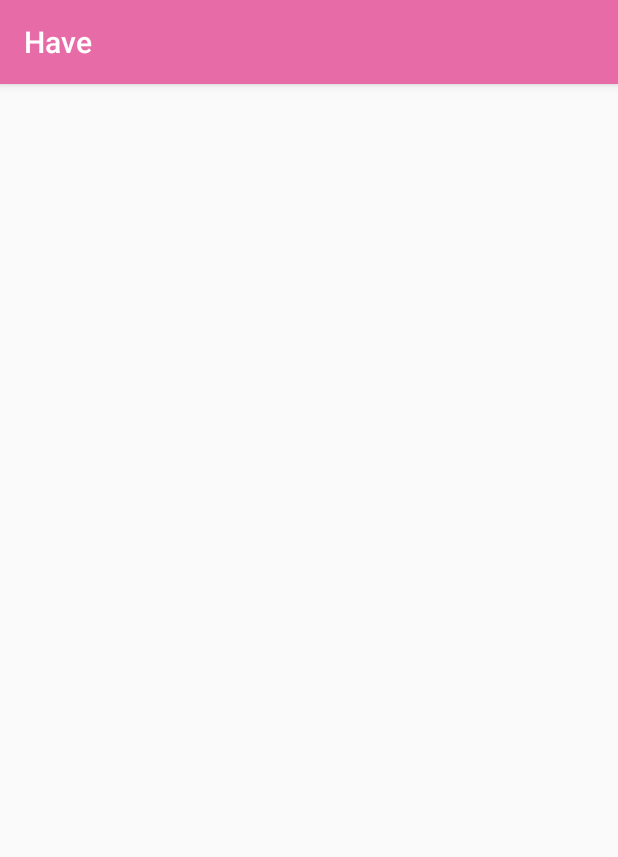
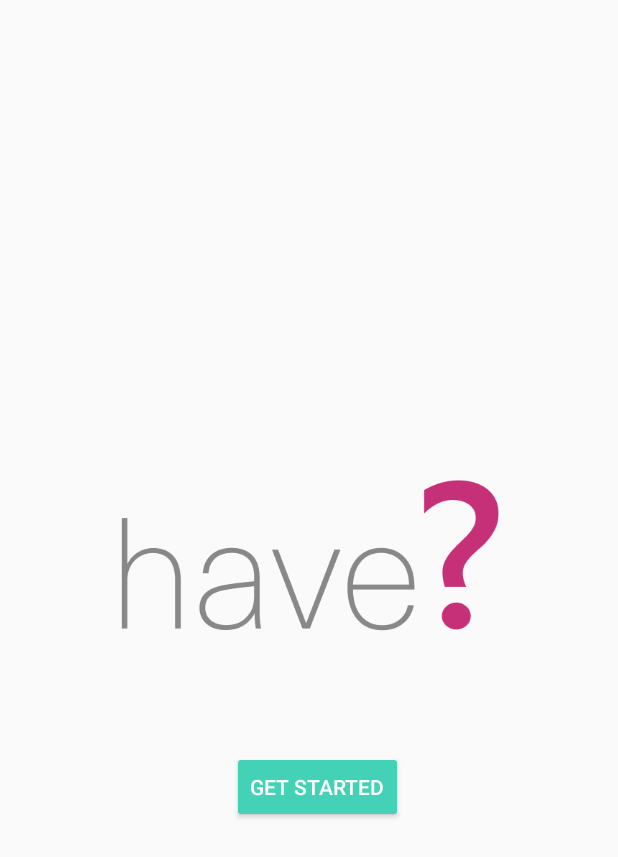
Before and after one commit to cs160-berkeley/Group-9-Project, an Android app: the screen it shows after launch (WelcomeActivity), on a phone screen of 412 x 824 dp. Shown: the top 857 px of the screen. Run offline under Robolectric (Android 15) with nearby library versions, the phone set to English and light mode, and no system bars.

Commit message:
Some work on onboarding

```diff
--- a/Have/mobile/src/main/AndroidManifest.xml
+++ b/Have/mobile/src/main/AndroidManifest.xml
@@ -8,13 +8,17 @@
         android:label="@string/app_name"
         android:supportsRtl="true"
         android:theme="@style/AppTheme">
-        <activity android:name=".WelcomeActivity">
+        <activity
+            android:name=".WelcomeActivity"
+            android:theme="@style/AppTheme.NoActionBar">
             <intent-filter>
                 <action android:name="android.intent.action.MAIN" />
 
                 <category android:name="android.intent.category.LAUNCHER" />
             </intent-filter>
         </activity>
+        <activity android:name=".RoleChoiceActivity"
+            android:theme="@style/AppTheme.NoActionBar" />
     </application>
 
 </manifest>
--- a/Have/mobile/src/main/java/cs160group9/com/have/WelcomeActivity.java
+++ b/Have/mobile/src/main/java/cs160group9/com/have/WelcomeActivity.java
@@ -1,13 +1,26 @@
 package cs160group9.com.have;
 
+import android.content.Intent;
 import android.support.v7.app.AppCompatActivity;
 import android.os.Bundle;
+import android.view.View;
+import android.widget.Button;
 
 public class WelcomeActivity extends AppCompatActivity {
+    private WelcomeActivity activity = this;
 
     @Override
     protected void onCreate(Bundle savedInstanceState) {
         super.onCreate(savedInstanceState);
-        setContentView(R.layout.activity_welcome);
+        this.setContentView(R.layout.activity_welcome);
+
+        Button getStartedButton = (Button) this.findViewById(R.id.getStartedButton);
+        assert getStartedButton != null;
+        getStartedButton.setOnClickListener(new View.OnClickListener() {
+            @Override
+            public void onClick(View v) {
+                activity.startActivity(new Intent(activity, RoleChoiceActivity.class));
+            }
+        });
     }
 }
--- a/Have/mobile/src/main/res/layout/activity_welcome.xml
+++ b/Have/mobile/src/main/res/layout/activity_welcome.xml
@@ -3,6 +3,21 @@
     xmlns:tools="http://schemas.android.com/tools"
     android:layout_width="match_parent"
     android:layout_height="match_parent"
-    tools:context="cs160group9.com.have.WelcomeActivity">
-
+    tools:context="cs160group9.com.have.WelcomeActivity"
+    android:gravity="center">
+    <ImageView
+        android:id="@+id/logo"
+        android:layout_width="wrap_content"
+        android:layout_height="175dp"
+        android:scaleType="centerInside"
+        android:src="@drawable/hlogo"
+        android:layout_marginBottom="50dp"/>
+    <Button
+        android:id="@+id/getStartedButton"
+        android:layout_width="wrap_content"
+        android:layout_height="wrap_content"
+        android:text="@string/get_started"
+        style="@style/AccentButton"
+        android:layout_below="@+id/logo"
+        android:layout_centerHorizontal="true" />
 </RelativeLayout>
--- a/Have/mobile/src/main/res/values/colors.xml
+++ b/Have/mobile/src/main/res/values/colors.xml
@@ -3,4 +3,6 @@
     <color name="colorPrimary">#e76ba6</color>
     <color name="colorPrimaryDark">#c63078</color>
     <color name="colorAccent">#43d2b6</color>
+    <color name="lightTextColor">#FFF</color>
+    <color name="divider">#0c000000</color>
 </resources>
--- a/Have/mobile/src/main/res/values/strings.xml
+++ b/Have/mobile/src/main/res/values/strings.xml
@@ -1,3 +1,6 @@
 <resources>
     <string name="app_name">Have</string>
+    <string name="get_started">Get Started</string>
+    <string name="worried">Worried about your sexual health?</string>
+    <string name="medical_pro">Medical pro?</string>
 </resources>
--- a/Have/mobile/src/main/res/values/styles.xml
+++ b/Have/mobile/src/main/res/values/styles.xml
@@ -8,4 +8,14 @@
         <item name="colorAccent">@color/colorAccent</item>
     </style>
 
+    <style name="AppTheme.NoActionBar" parent="AppTheme">
+        <item name="windowActionBar">false</item>
+        <item name="windowNoTitle">true</item>
+    </style>
+
+    <style name="AccentButton">
+        <item name="android:backgroundTint">@color/colorAccent</item>
+        <item name="android:textColor">@color/lightTextColor</item>
+    </style>
+
 </resources>
```
Also changed, not shown: Have/mobile/src/main/java/cs160group9/com/have/RoleChoiceActivity.java (added, +13 -0 lines), Have/mobile/src/main/res/layout/activity_role_choice.xml (added, +30 -0 lines), Have/mobile/src/main/res/drawable-hdpi/hlogo.png (added), Have/mobile/src/main/res/drawable-ldpi/hlogo.png (added), Have/mobile/src/main/res/drawable-mdpi/hlogo.png (added), Have/mobile/src/main/res/drawable-xhdpi/hlogo.png (added), Have/mobile/src/main/res/drawable/hlogo.png (added).
